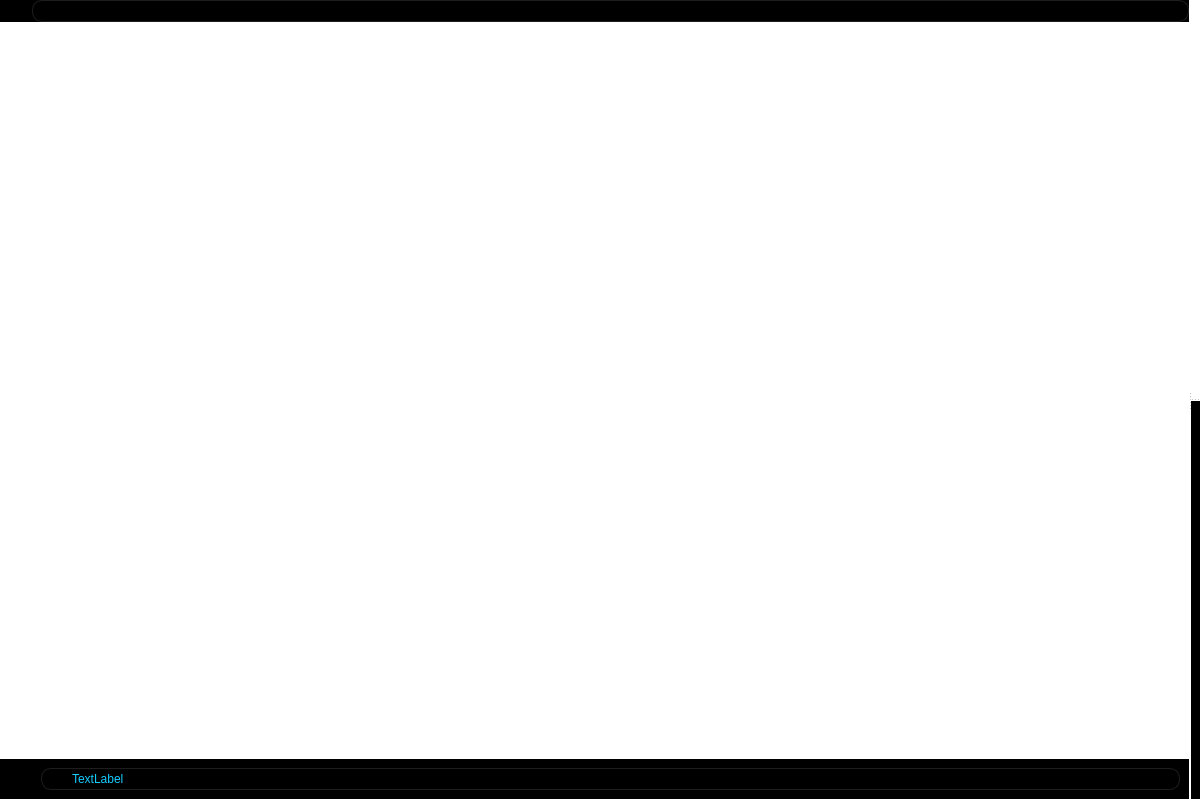
First picture: the form in assets/PlayerMainWindow.ui, repository ifreddyrod/SpyderPlayer, before the edit.
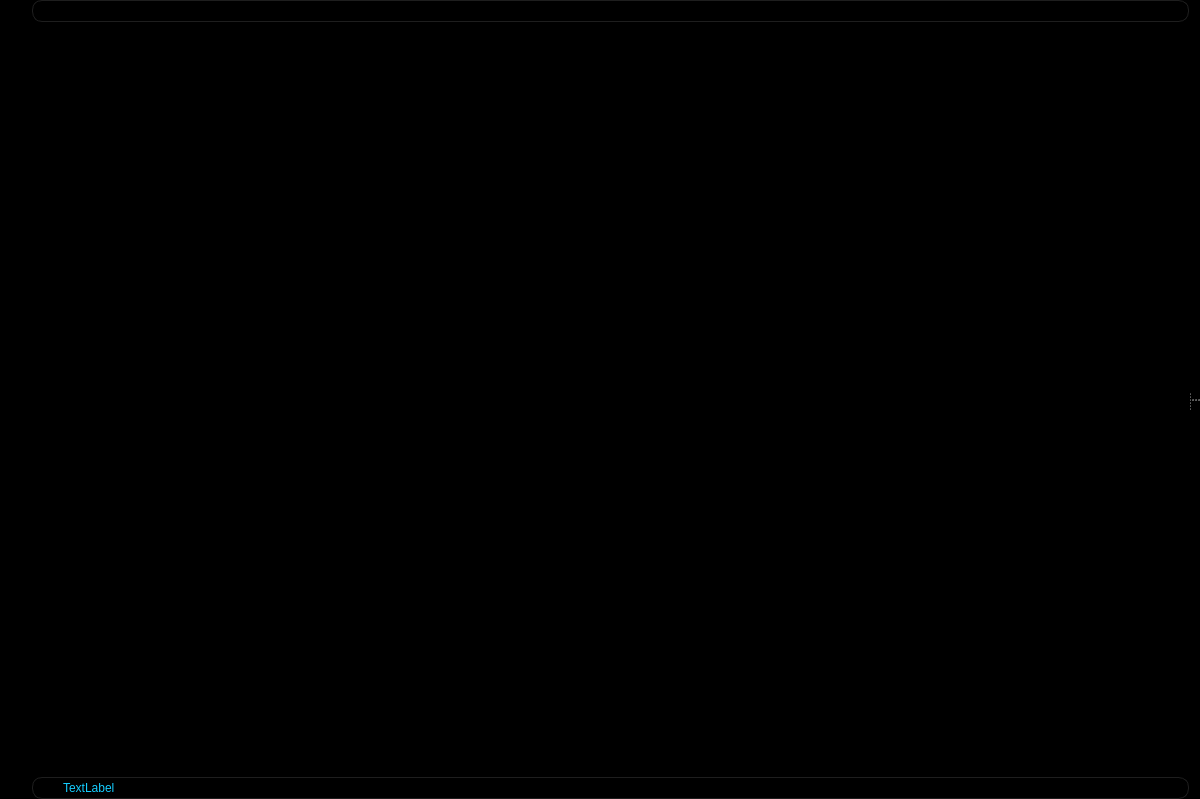
Second picture: the form after the edit. Icons and pictures are not drawn.

Commit message: - Modified the VLCPlayer to use the overlay widget as its video output since the splitter was remaining on top of the original video widget - Modified the SpyderPlayerApp to load the overlay, move it, and resize it accordingly so that it its as seemless as possible in comparison to the QTmedia video widget - Had to move all of the player related signals to the InitPlayer function - Modified the Pro file to properly build the project with the libvlc in linux - Fixed bug with linux crashes with the vlc player by initializing the media_ member variable to nullptr.

```diff
--- a/assets/PlayerMainWindow.ui
+++ b/assets/PlayerMainWindow.ui
@@ -31,7 +31,7 @@
   </property>
   <property name="styleSheet">
    <string notr="true">color:  white;
-background-color: transparent;</string>
+background-color: black;</string>
   </property>
   <layout class="QVBoxLayout" name="verticalLayout" stretch="0">
    <property name="spacing">
@@ -254,6 +254,18 @@
               <property name="spacing">
                <number>0</number>
               </property>
+              <property name="leftMargin">
+               <number>0</number>
+              </property>
+              <property name="topMargin">
+               <number>0</number>
+              </property>
+              <property name="rightMargin">
+               <number>0</number>
+              </property>
+              <property name="bottomMargin">
+               <number>0</number>
+              </property>
               <item>
                <widget class="QPushButton" name="Settings_button">
                 <property name="sizePolicy">
```
Left out of the diff: 2 changed lines with no effect on the pictures. The commit also changes 11 other files.
